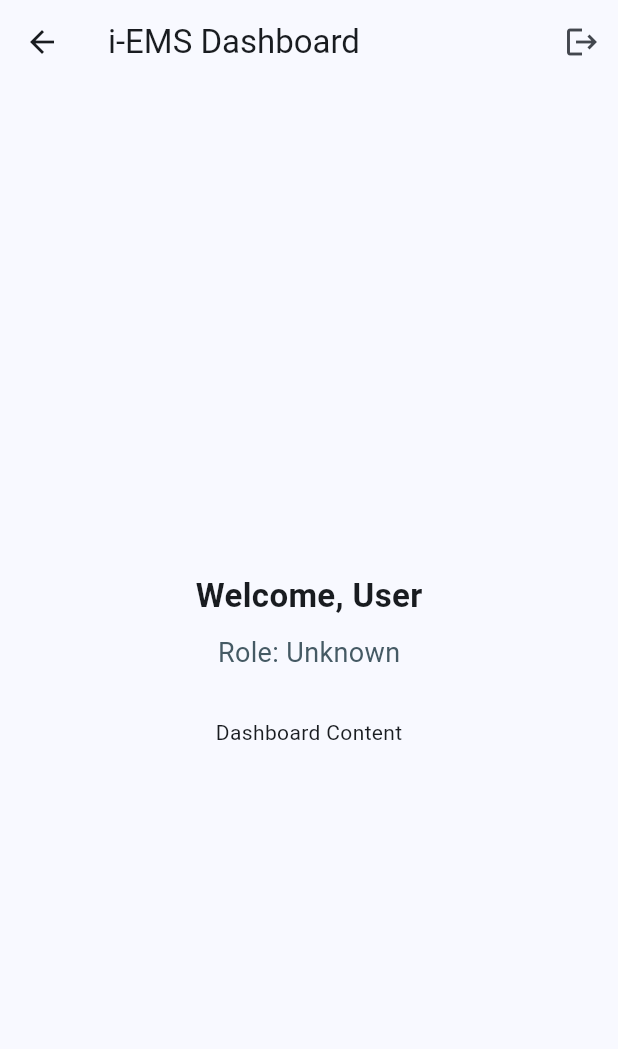
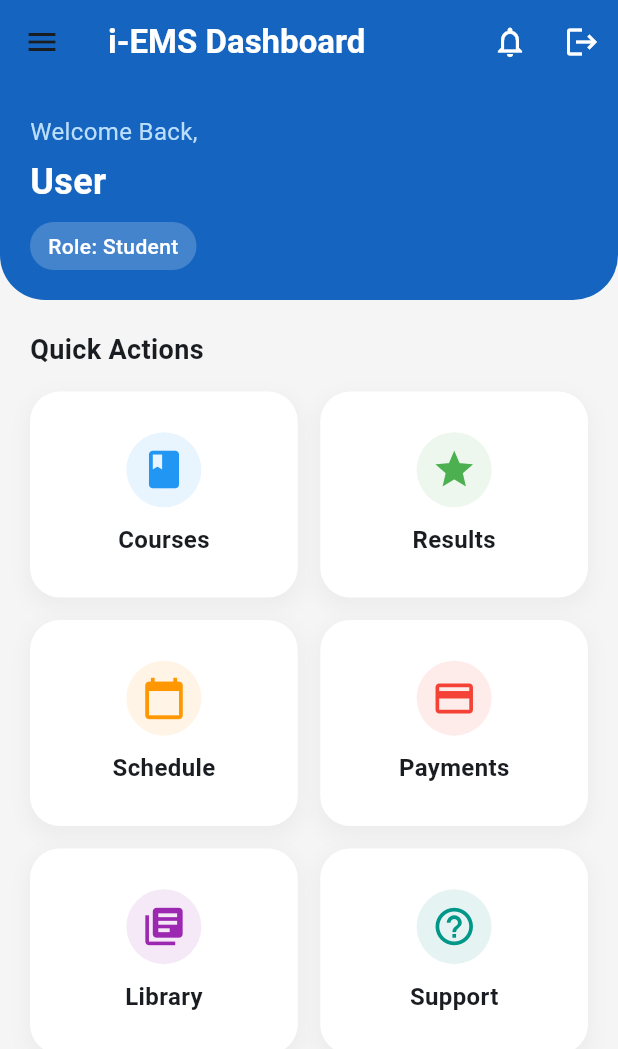
Before and after one commit to JannatulTanzela/i-ems-system, a Flutter app: the HomePage screen opened by its route, on a phone screen of 412 x 824 dp. Shown: the top 1049 px of the screen. Run offline on Flutter 3.47's test engine with Material 3 defaults, Android fonts, the light colour scheme and no system bars; missing offline and left inert: mongo_dart.

Commit message:
Update home_page.dart

```diff
--- a/lib/pages/home_page.dart
+++ b/lib/pages/home_page.dart
@@ -6,50 +6,188 @@ class HomePage extends StatelessWidget {
   @override
   Widget build(BuildContext context) {
     final Map<String, dynamic>? args = ModalRoute.of(context)?.settings.arguments as Map<String, dynamic>?;
-    final String role = args?['role'] ?? 'Unknown';
+    final String role = args?['role'] ?? 'Student';
     final String username = args?['username'] ?? 'User';
 
     return Scaffold(
+      backgroundColor: Colors.grey[100],
       appBar: AppBar(
-        title: const Text('i-EMS Dashboard'),
+        elevation: 0,
+        backgroundColor: Colors.blue.shade800,
+        title: const Text('i-EMS Dashboard', style: TextStyle(color: Colors.white, fontWeight: FontWeight.bold)),
         actions: [
           IconButton(
-            icon: const Icon(Icons.logout),
+            icon: const Icon(Icons.notifications_none, color: Colors.white),
+            onPressed: () {},
+          ),
+          IconButton(
+            icon: const Icon(Icons.logout, color: Colors.white),
             onPressed: () => Navigator.pushReplacementNamed(context, '/login'),
           )
         ],
       ),
-      body: Center(
+      drawer: Drawer(
         child: Column(
-          mainAxisAlignment: MainAxisAlignment.center,
           children: [
-            Text(
-              'Welcome, $username',
-              style: const TextStyle(fontSize: 22, fontWeight: FontWeight.bold),
+            UserAccountsDrawerHeader(
+              decoration: BoxDecoration(color: Colors.blue.shade800),
+              accountName: Text(username, style: const TextStyle(fontWeight: FontWeight.bold)),
+              accountEmail: Text(role),
+              currentAccountPicture: const CircleAvatar(
+                backgroundColor: Colors.white,
+                child: Icon(Icons.person, size: 40, color: Colors.blue),
+              ),
             ),
-            const SizedBox(height: 10),
-            Text(
-              'Role: $role',
-              style: TextStyle(fontSize: 18, color: Colors.blueGrey[700]),
+            ListTile(
+              leading: const Icon(Icons.dashboard),
+              title: const Text("Dashboard"),
+              onTap: () {},
             ),
-            const SizedBox(height: 30),
-            _buildRoleSpecificUI(role),
+            ListTile(
+              leading: const Icon(Icons.person_outline),
+              title: const Text("Profile"),
+              onTap: () {},
+            ),
+            const Spacer(),
+            const Divider(),
+            ListTile(
+              leading: const Icon(Icons.logout, color: Colors.red),
+              title: const Text("Logout", style: TextStyle(color: Colors.red)),
+              onTap: () => Navigator.pushReplacementNamed(context, '/login'),
+            ),
+            const SizedBox(height: 20),
+          ],
+        ),
+      ),
+      body: SingleChildScrollView(
+        child: Column(
+          crossAxisAlignment: CrossAxisAlignment.start,
+          children: [
+            Container(
+              width: double.infinity,
+              padding: const EdgeInsets.all(20),
+              decoration: BoxDecoration(
+                color: Colors.blue.shade800,
+                borderRadius: const BorderRadius.only(
+                  bottomLeft: Radius.circular(30),
+                  bottomRight: Radius.circular(30),
+                ),
+              ),
+              child: Column(
+                crossAxisAlignment: CrossAxisAlignment.start,
+                children: [
+                  Text("Welcome Back,", style: TextStyle(color: Colors.blue.shade100, fontSize: 16)),
+                  const SizedBox(height: 5),
+                  Text(username, style: const TextStyle(color: Colors.white, fontSize: 24, fontWeight: FontWeight.bold)),
+                  const SizedBox(height: 10),
+                  Container(
+                    padding: const EdgeInsets.symmetric(horizontal: 12, vertical: 6),
+                    decoration: BoxDecoration(
+                      color: Colors.white.withOpacity(0.2),
+                      borderRadius: BorderRadius.circular(20),
+                    ),
+                    child: Text(
+                      "Role: $role",
+                      style: const TextStyle(color: Colors.white, fontWeight: FontWeight.w500),
+                    ),
+                  ),
+                ],
+              ),
+            ),
+            Padding(
+              padding: const EdgeInsets.all(20),
+              child: Column(
+                crossAxisAlignment: CrossAxisAlignment.start,
+                children: [
+                  const Text("Quick Actions", style: TextStyle(fontSize: 18, fontWeight: FontWeight.bold)),
+                  const SizedBox(height: 15),
+                  _buildRoleSpecificGrid(role),
+                ],
+              ),
+            ),
           ],
         ),
       ),
     );
   }
 
-  Widget _buildRoleSpecificUI(String role) {
-    switch (role) {
-      case 'Admin':
-        return const Text('Admin Panel: Manage Users, Teachers, and Students');
-      case 'Teacher':
-        return const Text('Teacher Panel: Manage Classes and Grades');
-      case 'Student':
-        return const Text('Student Panel: View Courses and Results');
-      default:
-        return const Text('Dashboard Content');
+  Widget _buildRoleSpecificGrid(String role) {
+    List<Map<String, dynamic>> actions = [];
+
+    if (role == 'Admin') {
+      actions = [
+        {'title': 'Students', 'icon': Icons.people, 'color': Colors.orange},
+        {'title': 'Teachers', 'icon': Icons.supervisor_account, 'color': Colors.green},
+        {'title': 'Classes', 'icon': Icons.class_outlined, 'color': Colors.blue},
+        {'title': 'Fees', 'icon': Icons.monetization_on, 'color': Colors.purple},
+        {'title': 'Exam', 'icon': Icons.assignment, 'color': Colors.red},
+        {'title': 'Settings', 'icon': Icons.settings, 'color': Colors.grey},
+      ];
+    } else if (role == 'Teacher') {
+      actions = [
+        {'title': 'My Classes', 'icon': Icons.class_outlined, 'color': Colors.blue},
+        {'title': 'Attendance', 'icon': Icons.how_to_reg, 'color': Colors.green},
+        {'title': 'Assignments', 'icon': Icons.assignment_turned_in, 'color': Colors.orange},
+        {'title': 'Exams', 'icon': Icons.edit_note, 'color': Colors.red},
+        {'title': 'Library', 'icon': Icons.menu_book, 'color': Colors.purple},
+        {'title': 'Schedule', 'icon': Icons.calendar_month, 'color': Colors.teal},
+      ];
+    } else {
+      // Student
+      actions = [
+        {'title': 'Courses', 'icon': Icons.book, 'color': Colors.blue},
+        {'title': 'Results', 'icon': Icons.grade, 'color': Colors.green},
+        {'title': 'Schedule', 'icon': Icons.calendar_today, 'color': Colors.orange},
+        {'title': 'Payments', 'icon': Icons.payment, 'color': Colors.red},
+        {'title': 'Library', 'icon': Icons.library_books, 'color': Colors.purple},
+        {'title': 'Support', 'icon': Icons.help_outline, 'color': Colors.teal},
+      ];
     }
+
+    return GridView.builder(
+      shrinkWrap: true,
+      physics: const NeverScrollableScrollPhysics(),
+      gridDelegate: const SliverGridDelegateWithFixedCrossAxisCount(
+        crossAxisCount: 2,
+        crossAxisSpacing: 15,
+        mainAxisSpacing: 15,
+        childAspectRatio: 1.3,
+      ),
+      itemCount: actions.length,
+      itemBuilder: (context, index) {
+        return Container(
+          decoration: BoxDecoration(
+            color: Colors.white,
+            borderRadius: BorderRadius.circular(20),
+            boxShadow: [
+              BoxShadow(
+                color: Colors.grey.withOpacity(0.1),
+                spreadRadius: 2,
+                blurRadius: 10,
+                offset: const Offset(0, 5),
+              ),
+            ],
+          ),
+          child: Column(
+            mainAxisAlignment: MainAxisAlignment.center,
+            children: [
+              Container(
+                padding: const EdgeInsets.all(10),
+                decoration: BoxDecoration(
+                  color: actions[index]['color'].withOpacity(0.1),
+                  shape: BoxShape.circle,
+                ),
+                child: Icon(actions[index]['icon'], color: actions[index]['color'], size: 30),
+              ),
+              const SizedBox(height: 10),
+              Text(
+                actions[index]['title'],
+                style: const TextStyle(fontWeight: FontWeight.bold, fontSize: 16),
+              ),
+            ],
+          ),
+        );
+      },
+    );
   }
 }
```
